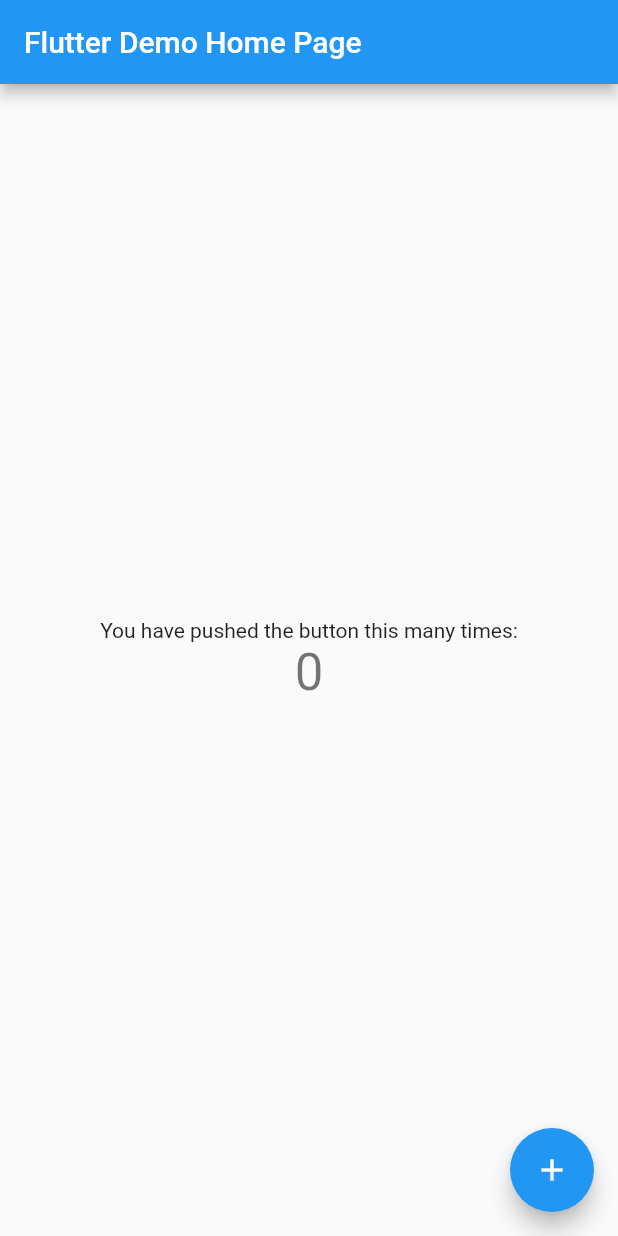
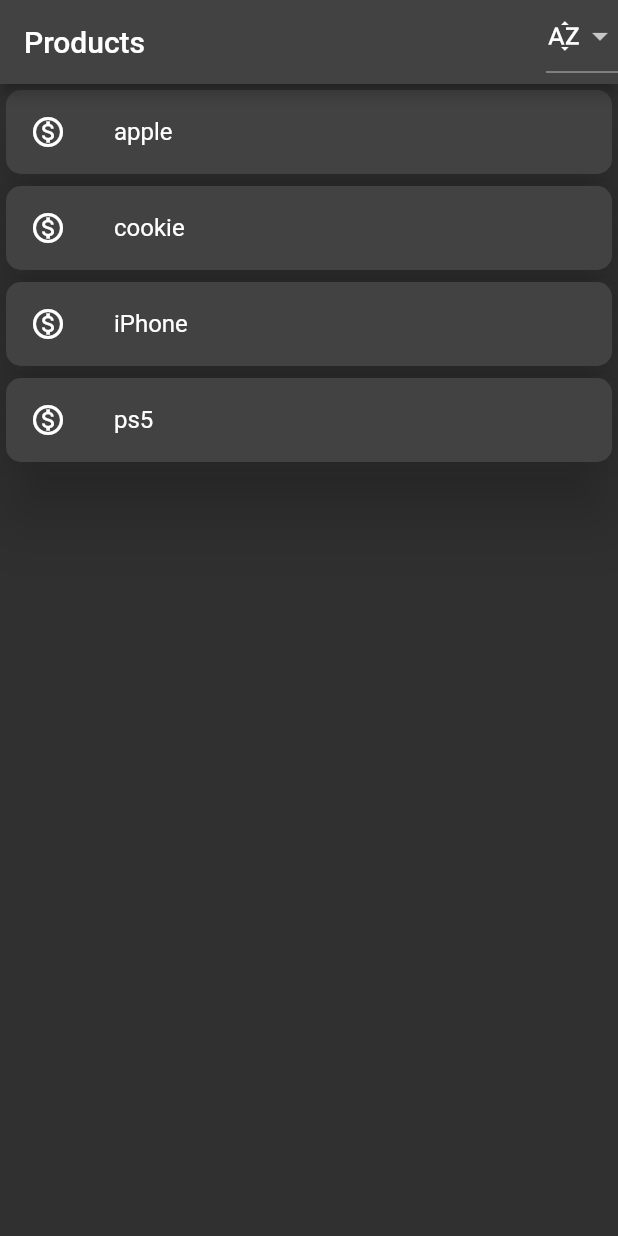
Before and after one commit to hachimitsuboy/flutter_practice7, a Flutter app: the screen it shows after launch, on a phone screen of 412 x 824 dp. Run offline on Flutter 3.47's test engine with Material 2 defaults, Android fonts, the phone set to English and light mode, and no system bars; our stand-ins replace flutter_riverpod, riverpod.

Commit message:
リファレンスを参考に作ってみた

```diff
--- /dev/null
+++ b/lib/home_screen.dart
@@ -0,0 +1,84 @@
+import 'package:flutter/material.dart';
+import 'package:flutter_riverpod/flutter_riverpod.dart';
+import 'package:collection/collection.dart';
+
+class Product {
+  Product({required this.name, required this.price});
+
+  final String name;
+  final double price;
+}
+
+final _products = [
+  Product(name: "iPhone", price: 999),
+  Product(name: "cookie", price: 2),
+  Product(name: "ps5", price: 500),
+  Product(name: "apple", price: 50),
+];
+
+enum ProductSortType {
+  name,
+  price,
+}
+
+final productSortTypeProvider = StateProvider<ProductSortType>(
+  (ref) => ProductSortType.name,
+);
+
+final productsProvider = Provider<List<Product>>((ref) {
+  //ここでソートタイプの変更を受け取り再描画
+  final sortType = ref.watch(productSortTypeProvider);
+  switch (sortType) {
+    case ProductSortType.name:
+      return _products.sorted((a, b) => a.name.compareTo(b.name));
+
+    case ProductSortType.price:
+      return _products.sorted((a, b) => a.price.compareTo(b.price));
+  }
+});
+
+class HomeScreen extends ConsumerWidget {
+  Widget build(BuildContext context, WidgetRef ref) {
+    final products = ref.watch(productsProvider);
+    return Scaffold(
+      appBar: AppBar(
+        title: const Text("Products"),
+        actions: [
+          DropdownButton(
+            value: ref.watch(productSortTypeProvider),
+            items: const [
+              DropdownMenuItem(
+                value: ProductSortType.name,
+                child: Icon(Icons.sort_by_alpha),
+              ),
+              DropdownMenuItem(
+                value: ProductSortType.price,
+                child: Icon(Icons.sort),
+              ),
+            ],
+            onChanged: (value) {
+              ref.read(productSortTypeProvider.notifier).state =
+                  value as ProductSortType;
+            },
+          ),
+        ],
+      ),
+      body: ListView.builder(
+        itemCount: _products.length,
+        itemBuilder: (context, int index) {
+          return Card(
+            shape: RoundedRectangleBorder(
+              borderRadius: BorderRadius.circular(10),
+            ),
+            elevation: 20,
+            child: ListTile(
+              leading: const Icon(Icons.monetization_on_outlined),
+              //read:プロバイダの値を取得するだけで監視もリビルドもしない
+              title: Text(ref.read(productsProvider)[index].name),
+            ),
+          );
+        },
+      ),
+    );
+  }
+}
--- a/lib/main.dart
+++ b/lib/main.dart
@@ -1,115 +1,25 @@
 import 'package:flutter/material.dart';
+import 'package:flutter_riverpod/flutter_riverpod.dart';
+import 'package:riverpod/riverpod.dart';
+import 'package:stream_provider/home_screen.dart';
 
 void main() {
-  runApp(const MyApp());
+  runApp(
+    ProviderScope(
+      child: MyApp(),
+    ),
+  );
 }
 
 class MyApp extends StatelessWidget {
   const MyApp({Key? key}) : super(key: key);
 
-  // This widget is the root of your application.
   @override
   Widget build(BuildContext context) {
     return MaterialApp(
-      title: 'Flutter Demo',
-      theme: ThemeData(
-        // This is the theme of your application.
-        //
-        // Try running your application with "flutter run". You'll see the
-        // application has a blue toolbar. Then, without quitting the app, try
-        // changing the primarySwatch below to Colors.green and then invoke
-        // "hot reload" (press "r" in the console where you ran "flutter run",
-        // or simply save your changes to "hot reload" in a Flutter IDE).
-        // Notice that the counter didn't reset back to zero; the application
-        // is not restarted.
-        primarySwatch: Colors.blue,
-      ),
-      home: const MyHomePage(title: 'Flutter Demo Home Page'),
+      title: "Combinning Provider",
+      theme: ThemeData.dark(),
+      home: HomeScreen(),
     );
   }
 }
-
-class MyHomePage extends StatefulWidget {
-  const MyHomePage({Key? key, required this.title}) : super(key: key);
-
-  // This widget is the home page of your application. It is stateful, meaning
-  // that it has a State object (defined below) that contains fields that affect
-  // how it looks.
-
-  // This class is the configuration for the state. It holds the values (in this
-  // case the title) provided by the parent (in this case the App widget) and
-  // used by the build method of the State. Fields in a Widget subclass are
-  // always marked "final".
-
-  final String title;
-
-  @override
-  State<MyHomePage> createState() => _MyHomePageState();
-}
-
-class _MyHomePageState extends State<MyHomePage> {
-  int _counter = 0;
-
-  void _incrementCounter() {
-    setState(() {
-      // This call to setState tells the Flutter framework that something has
-      // changed in this State, which causes it to rerun the build method below
-      // so that the display can reflect the updated values. If we changed
-      // _counter without calling setState(), then the build method would not be
-      // called again, and so nothing would appear to happen.
-      _counter++;
-    });
-  }
-
-  @override
-  Widget build(BuildContext context) {
-    // This method is rerun every time setState is called, for instance as done
-    // by the _incrementCounter method above.
-    //
-    // The Flutter framework has been optimized to make rerunning build methods
-    // fast, so that you can just rebuild anything that needs updating rather
-    // than having to individually change instances of widgets.
-    return Scaffold(
-      appBar: AppBar(
-        // Here we take the value from the MyHomePage object that was created by
-        // the App.build method, and use it to set our appbar title.
-        title: Text(widget.title),
-      ),
-      body: Center(
-        // Center is a layout widget. It takes a single child and positions it
-        // in the middle of the parent.
-        child: Column(
-          // Column is also a layout widget. It takes a list of children and
-          // arranges them vertically. By default, it sizes itself to fit its
-          // children horizontally, and tries to be as tall as its parent.
-          //
-          // Invoke "debug painting" (press "p" in the console, choose the
-          // "Toggle Debug Paint" action from the Flutter Inspector in Android
-          // Studio, or the "Toggle Debug Paint" command in Visual Studio Code)
-          // to see the wireframe for each widget.
-          //
-          // Column has various properties to control how it sizes itself and
-          // how it positions its children. Here we use mainAxisAlignment to
-          // center the children vertically; the main axis here is the vertical
-          // axis because Columns are vertical (the cross axis would be
-          // horizontal).
-          mainAxisAlignment: MainAxisAlignment.center,
-          children: <Widget>[
-            const Text(
-              'You have pushed the button this many times:',
-            ),
-            Text(
-              '$_counter',
-              style: Theme.of(context).textTheme.headline4,
-            ),
-          ],
-        ),
-      ),
-      floatingActionButton: FloatingActionButton(
-        onPressed: _incrementCounter,
-        tooltip: 'Increment',
-        child: const Icon(Icons.add),
-      ), // This trailing comma makes auto-formatting nicer for build methods.
-    );
-  }
-}
--- a/pubspec.yaml
+++ b/pubspec.yaml
@@ -1,4 +1,4 @@
-name: combine_provider
+name: stream_provider
 description: A new Flutter project.
 
 # The following line prevents the package from being accidentally published to
@@ -34,6 +34,8 @@ dependencies:
   # The following adds the Cupertino Icons font to your application.
   # Use with the CupertinoIcons class for iOS style icons.
   cupertino_icons: ^1.0.2
+  flutter_riverpod: ^2.0.0-dev.6
+  web_socket_channel: ^2.2.0
 
 dev_dependencies:
   flutter_test:
```
Also changed, not shown: pubspec.lock, 1 other file.
